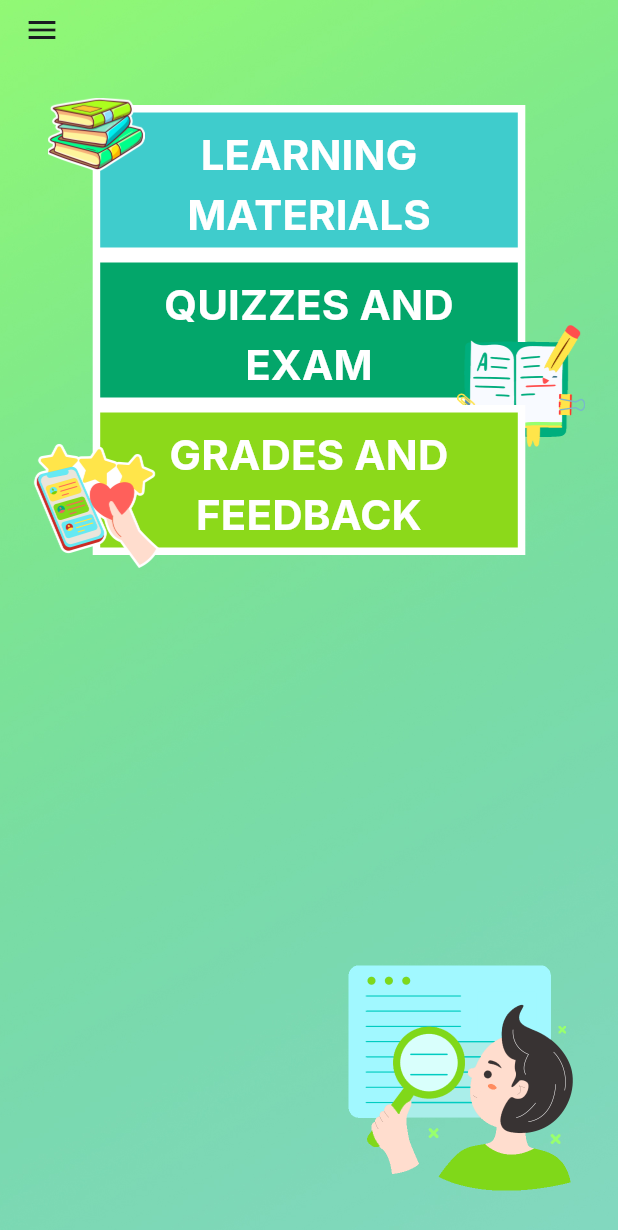
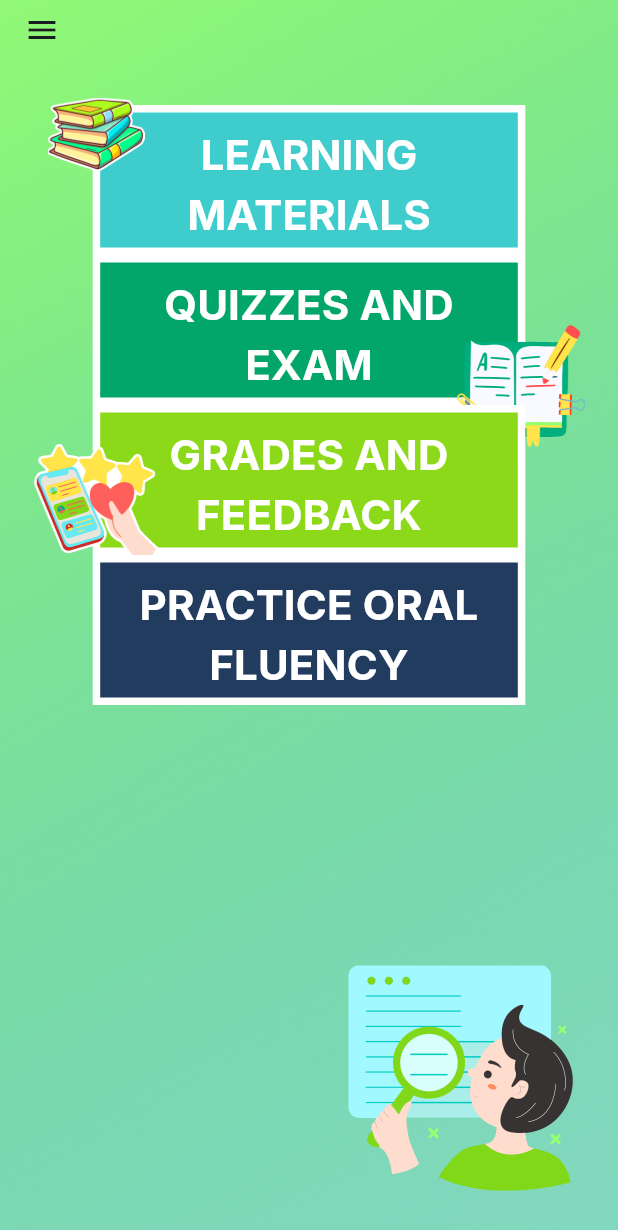
Before and after one commit to Paolo17A/ComprehenZone-Mobile, a Flutter app: the HomeScreen screen opened by its route, on a phone screen of 412 x 824 dp. Shown: the top 1230 px of the screen. Run offline on Flutter 3.47's test engine with Material 3 defaults, Android fonts, the phone set to English and light mode, and no system bars; our stand-ins replace cloud_firestore, firebase_auth, firebase_core, firebase_storage, flutter_riverpod, gap and 2 more; missing offline and left inert: easy_pdf_viewer; accounts and stored records are empty.

Commit message:
add dummy button

```diff
--- a/lib/screens/home_screen.dart
+++ b/lib/screens/home_screen.dart
@@ -81,7 +81,17 @@ class HomeScreen extends StatelessWidget {
                         onPress: () => Navigator.of(context)
                             .pushNamed(NavigatorRoutes.grades),
                         left: -40,
-                        bottom: -10)
+                        bottom: -10),
+                    Container(
+                        width: MediaQuery.of(context).size.width * 0.7,
+                        height: 100,
+                        decoration: BoxDecoration(
+                            border: Border.all(color: Colors.white, width: 5),
+                            color: CustomColors.midnightBlue),
+                        child: TextButton(
+                            onPressed: () {},
+                            child: whiteInterBold('PRACTICE ORAL FLUENCY',
+                                fontSize: 28))),
                   ]),
                   Row(
                       mainAxisAlignment: MainAxisAlignment.end,
```
